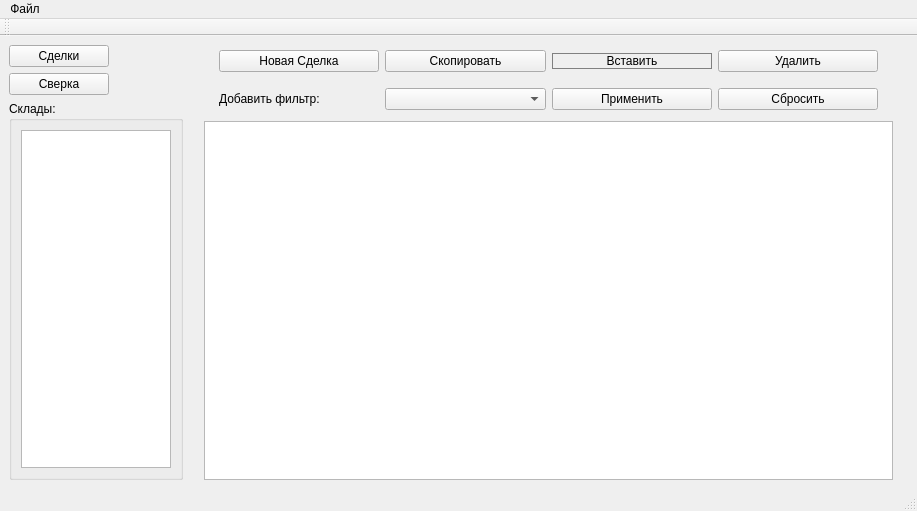
Old version of the form mainwindow.ui in the repository Nemoy123/Tranzit-LSD.
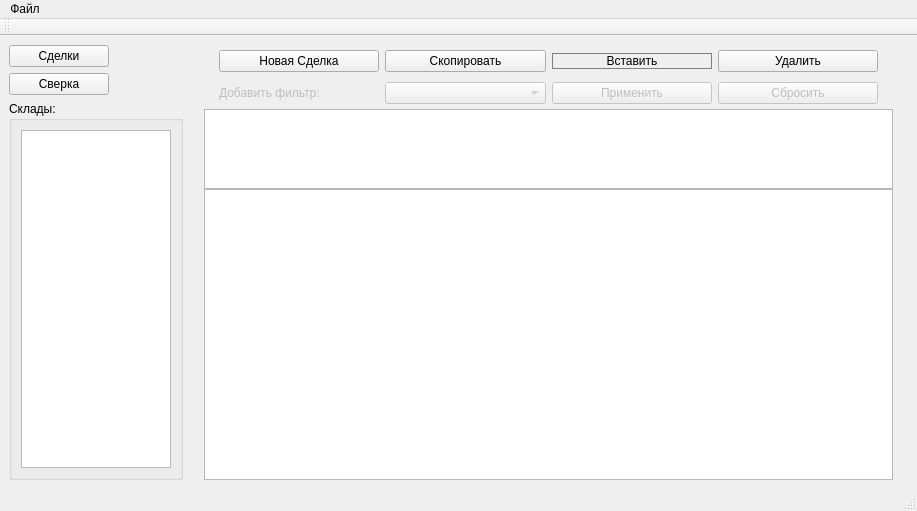
New version of the form.

Diff of the .ui file:
```diff
--- a/mainwindow.ui
+++ b/mainwindow.ui
@@ -83,6 +83,9 @@
     </item>
     <item row="0" column="1">
      <layout class="QVBoxLayout" name="verticalLayout_2">
+      <property name="spacing">
+       <number>0</number>
+      </property>
       <property name="leftMargin">
        <number>15</number>
       </property>
@@ -152,6 +155,10 @@
        </widget>
       </item>
       <item>
+       <widget class="QWidget" name="filter_widget" native="true">
+        <property name="enabled">
+         <bool>false</bool>
+        </property>
        <layout class="QHBoxLayout" name="horizontalLayout_2">
         <property name="leftMargin">
          <number>15</number>
@@ -190,14 +197,52 @@
          </widget>
         </item>
        </layout>
+       </widget>
+      </item>
+      <item>
+       <widget class="QTableView" name="tableView_header">
+        <property name="sizePolicy">
+         <sizepolicy hsizetype="Expanding" vsizetype="Preferred">
+          <horstretch>0</horstretch>
+          <verstretch>0</verstretch>
+         </sizepolicy>
+        </property>
+        <property name="minimumSize">
+         <size>
+          <width>0</width>
+          <height>0</height>
+         </size>
+        </property>
+        <property name="maximumSize">
+         <size>
+          <width>16777213</width>
+          <height>80</height>
+         </size>
+        </property>
+        <property name="horizontalScrollBarPolicy">
+         <enum>Qt::ScrollBarAlwaysOff</enum>
+        </property>
+        <attribute name="horizontalHeaderVisible">
+         <bool>true</bool>
+        </attribute>
+       </widget>
       </item>
       <item>
        <widget class="QTableView" name="tableView">
+        <property name="minimumSize">
+         <size>
+          <width>0</width>
+          <height>0</height>
+         </size>
+        </property>
         <property name="font">
          <font>
           <pointsize>7</pointsize>
          </font>
         </property>
+        <attribute name="horizontalHeaderMinimumSectionSize">
+         <number>40</number>
+        </attribute>
        </widget>
       </item>
      </layout>
```
Lines whose indentation alone changed are shown as unchanged.
